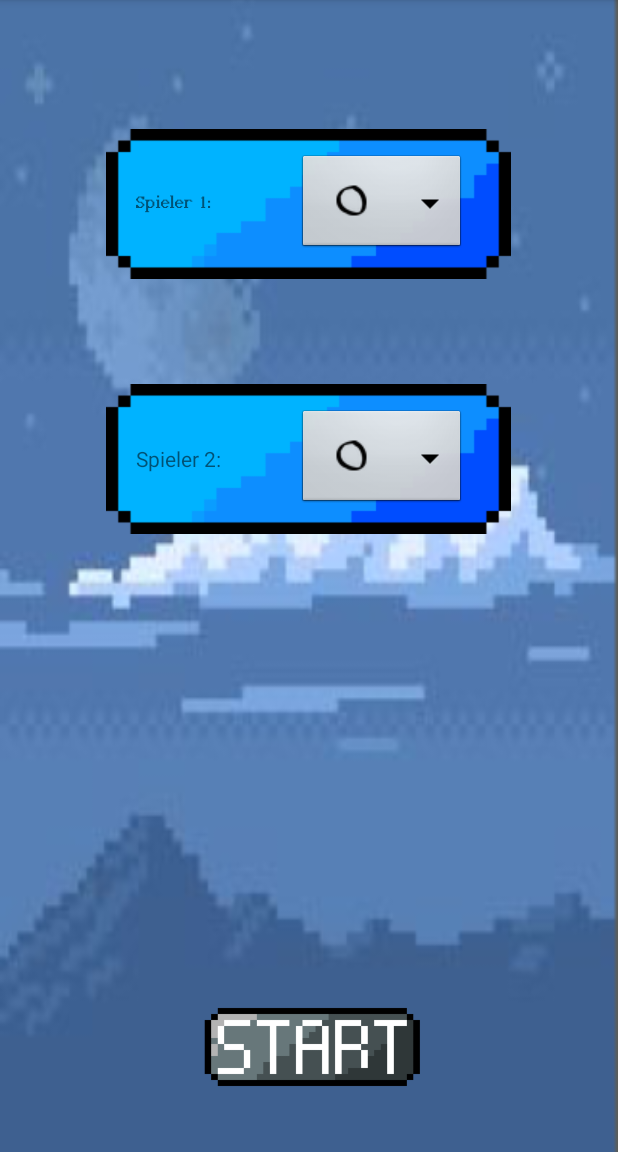
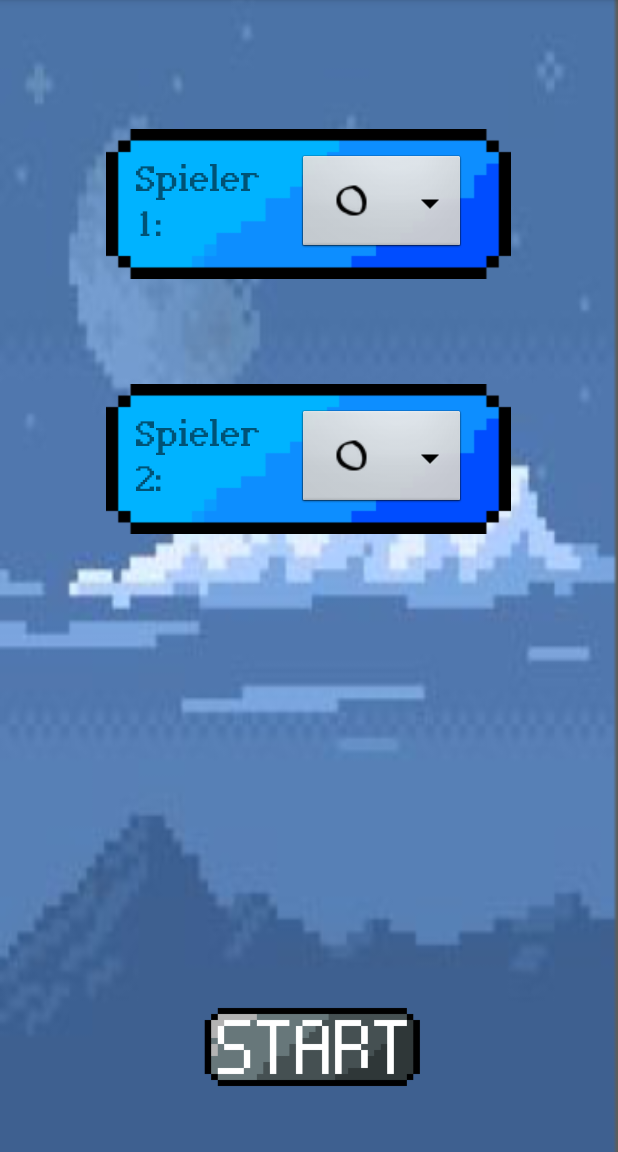
Before and after one commit to eva234/TicTacToeJonas, an Android app: the screen it shows after launch (MenuActivity), on a phone screen of 412 x 824 dp, the part 84-1236 px from its top. Run offline under Robolectric (Android 15) with nearby library versions, the phone set to English and light mode, and no system bars.

Commit message:
Player change

```diff
--- a/app/src/main/java/com/example/teamrocket/tictactoe/MenuActivity.java
+++ b/app/src/main/java/com/example/teamrocket/tictactoe/MenuActivity.java
@@ -43,6 +43,8 @@ public class MenuActivity extends AppCompatActivity {
         Typeface customTypeface = Typeface.createFromAsset(this.getAssets(), getString(R.string.Goethe));
         TextView firstPlayerTextView = (TextView) findViewById(R.id.firstPlayerTextview);
         firstPlayerTextView.setTypeface(customTypeface);
+        TextView secondPlayerTextView = (TextView) findViewById(R.id.secondPlayerTextview);
+        secondPlayerTextView.setTypeface(customTypeface);
     }
 
     private void startGame() {
--- a/app/src/main/res/layout/activity_menu.xml
+++ b/app/src/main/res/layout/activity_menu.xml
@@ -34,6 +34,7 @@
             android:layout_width="wrap_content"
             android:layout_height="wrap_content"
             android:layout_weight="1"
+            android:textSize="30dp"
             android:layout_gravity="center_vertical"
             android:text="@string/player1" />
 
@@ -64,6 +65,7 @@
             android:layout_width="wrap_content"
             android:layout_height="wrap_content"
             android:layout_weight="1"
+            android:textSize="30dp"
             android:layout_gravity="center_vertical"
             android:text="@string/player2" />
 
```
